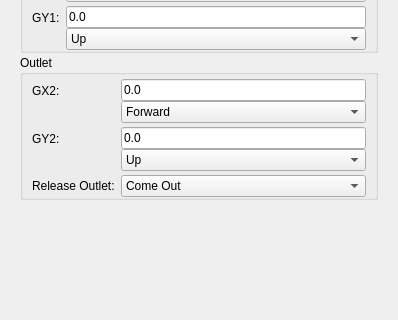
GaussCheng/2-5AxisPunch, file hcinstruction/icprogramguidepage.ui: the form before one commit; both pictures show x 0 to 398 and y 291 to 611 of the 398 by 853 pixel window.
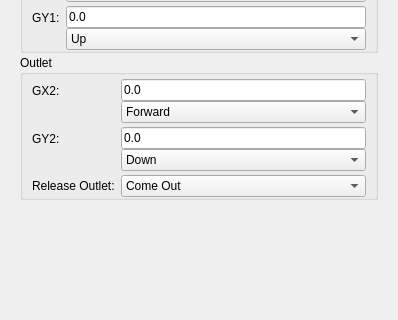
The form after the commit. Icons and pictures are not drawn. Custom widgets are drawn as their Qt base class.

```diff
--- a/hcinstruction/icprogramguidepage.ui
+++ b/hcinstruction/icprogramguidepage.ui
@@ -530,7 +530,7 @@
              <widget class="QComboBox" name="y2Box">
               <item>
                <property name="text">
-                <string>Up</string>
+                <string>Down</string>
                </property>
               </item>
               <item>
```
Left out of the diff: 2 changed lines with no effect on the pictures.
